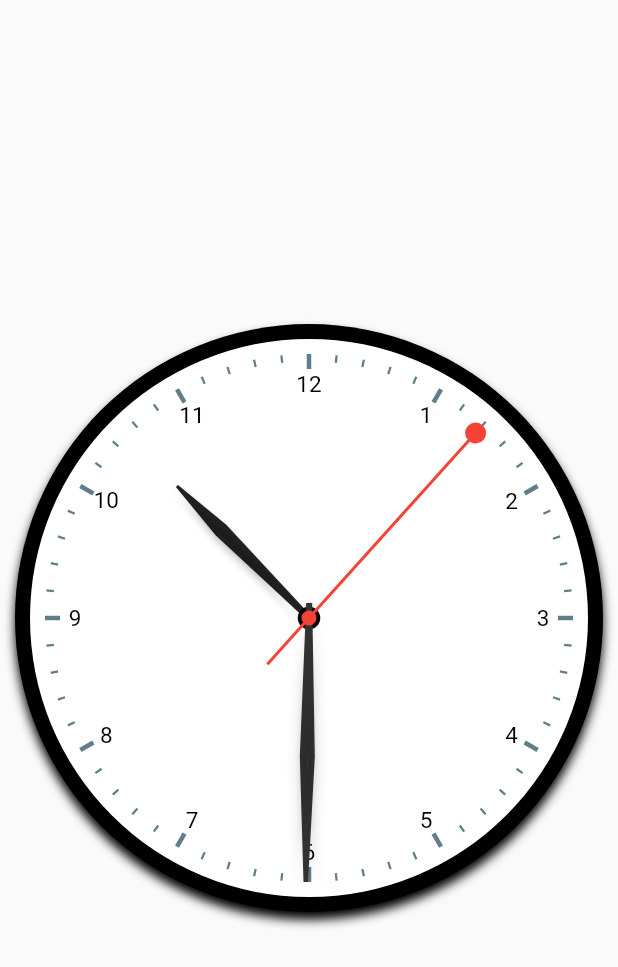
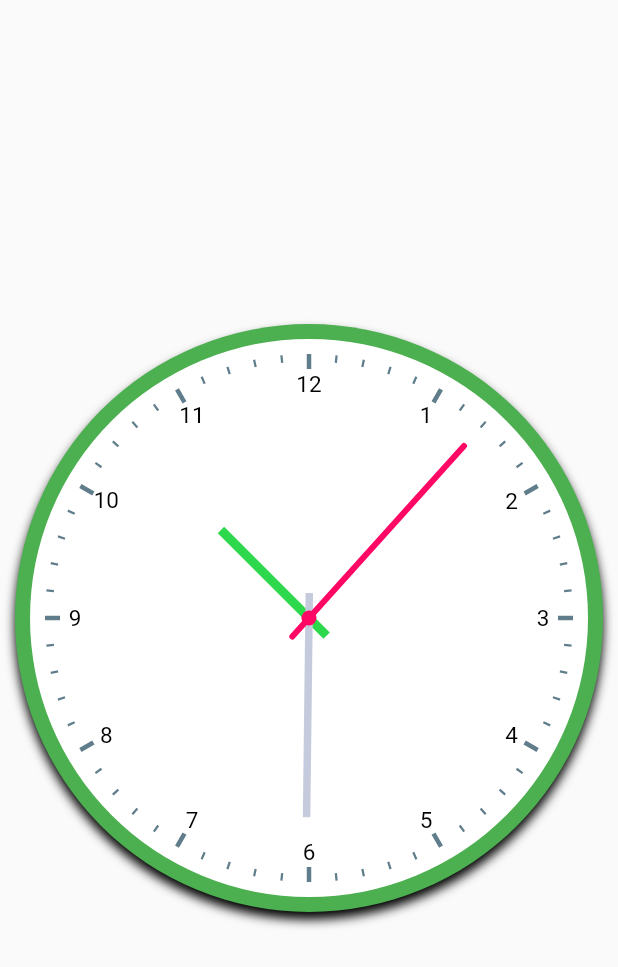
Before and after one commit to tianna1121/flutter_complex_ui, a Flutter app: the screen it shows after launch, on a phone screen of 412 x 824 dp. Shown: the top 967 px of the screen. Run offline on Flutter 3.47's test engine with Material 2 defaults, Android fonts, the phone set to English and light mode, and no system bars.

Commit message:
switch the clock hand style to material

```diff
--- a/lib/clock.dart
+++ b/lib/clock.dart
@@ -64,18 +64,7 @@ class _Clock extends State<Clock> {
   Widget build(BuildContext context) {
     return new AspectRatio(
       aspectRatio: 1.0,
-      child: (widget.showBellsAndLegs)
-          ? new Stack(children: <Widget>[
-              new Container(
-                width: double.infinity,
-                child: new CustomPaint(
-                  painter: new BellsAndLegsPainter(
-                      bellColor: widget.bellColor, legColor: widget.legColor),
-                ),
-              ),
-              buildClockCircle(context)
-            ])
-          : buildClockCircle(context),
+      child: buildClockCircle(context),
     );
   }
 
@@ -94,82 +83,8 @@ class _Clock extends State<Clock> {
       ),
       child: new ClockFace(
         clockText: widget.clockText,
-        showHourHandleHeartShape: widget.showHourHandleHeartShape,
         dateTime: dateTime,
       ),
     );
   }
 }
-
-class BellsAndLegsPainter extends CustomPainter {
-  final Color bellColor;
-  final Color legColor;
-  final Paint bellPaint;
-  final Paint legPaint;
-
-  BellsAndLegsPainter(
-      {this.bellColor = const Color(0xFF333333),
-      this.legColor = const Color(0xFF555555)})
-      : bellPaint = new Paint(),
-        legPaint = new Paint() {
-    bellPaint.color = bellColor;
-    bellPaint.style = PaintingStyle.fill;
-
-    legPaint.color = legColor;
-    legPaint.style = PaintingStyle.stroke;
-    legPaint.strokeWidth = 10.0;
-    legPaint.strokeCap = StrokeCap.round;
-  }
-
-  @override
-  void paint(Canvas canvas, Size size) {
-    final radius = size.width / 2;
-    canvas.save();
-
-    canvas.translate(radius, radius);
-
-    //draw the handle
-    Path path = new Path();
-    path.moveTo(-60.0, -radius - 10);
-    path.lineTo(-50.0, -radius - 50);
-    path.lineTo(50.0, -radius - 50);
-    path.lineTo(60.0, -radius - 10);
-
-    canvas.drawPath(path, legPaint);
-
-    //draw right bell and left leg
-    canvas.rotate(2 * pi / 12);
-    drawBellAndLeg(radius, canvas);
-
-    //draw left bell and right leg
-    canvas.rotate(-4 * pi / 12);
-    drawBellAndLeg(radius, canvas);
-
-    canvas.restore();
-  }
-
-  //helps draw the leg and bell
-  void drawBellAndLeg(radius, canvas) {
-    //bell
-    Path path1 = new Path();
-    path1.moveTo(-55.0, -radius - 5);
-    path1.lineTo(55.0, -radius - 5);
-    path1.quadraticBezierTo(0.0, -radius - 75, -55.0, -radius - 10);
-
-    //leg
-    Path path2 = new Path();
-    path2.addOval(new Rect.fromCircle(
-        center: new Offset(0.0, -radius - 50), radius: 3.0));
-    path2.moveTo(0.0, -radius - 50);
-    path2.lineTo(0.0, radius + 20);
-
-    //draw the bell on top on the leg
-    canvas.drawPath(path2, legPaint);
-    canvas.drawPath(path1, bellPaint);
-  }
-
-  @override
-  bool shouldRepaint(CustomPainter oldDelegate) {
-    return false;
-  }
-}
--- a/lib/clock_face.dart
+++ b/lib/clock_face.dart
@@ -6,12 +6,8 @@ import './clock_hands.dart';
 class ClockFace extends StatelessWidget {
   final DateTime dateTime;
   final ClockText clockText;
-  final bool showHourHandleHeartShape;
 
-  ClockFace(
-      {this.clockText = ClockText.arabic,
-      this.showHourHandleHeartShape = false,
-      this.dateTime});
+  ClockFace({this.clockText = ClockText.arabic, this.dateTime});
 
   @override
   Widget build(BuildContext context) {
@@ -37,21 +33,9 @@ class ClockFace extends StatelessWidget {
                 ),
               ),
 
-              //centerpoint
-              new Center(
-                child: new Container(
-                  width: 15.0,
-                  height: 15.0,
-                  decoration: new BoxDecoration(
-                    shape: BoxShape.circle,
-                    color: Colors.black,
-                  ),
-                ),
+              new ClockHands(
+                dateTime: dateTime,
               ),
-
-              new ClockHands(
-                  dateTime: dateTime,
-                  showHourHandleHeartShape: showHourHandleHeartShape),
             ],
           ),
         ),
--- a/lib/clock_hands.dart
+++ b/lib/clock_hands.dart
@@ -21,9 +21,9 @@ class ClockHands extends StatelessWidget {
             child: new Stack(fit: StackFit.expand, children: <Widget>[
               new CustomPaint(
                 painter: new HourHandPainter(
-                    hours: dateTime.hour,
-                    minutes: dateTime.minute,
-                    showHeartShape: showHourHandleHeartShape),
+                  hours: dateTime.hour,
+                  minutes: dateTime.minute,
+                ),
               ),
               new CustomPaint(
                 painter: new MinuteHandPainter(
--- a/lib/hand_hour.dart
+++ b/lib/hand_hour.dart
@@ -2,63 +2,42 @@ import 'dart:math';
 
 import 'package:flutter/material.dart';
 
-
-class HourHandPainter extends CustomPainter{
-  final bool showHeartShape;
+class HourHandPainter extends CustomPainter {
   final Paint hourHandPaint;
   int hours;
   int minutes;
 
-  HourHandPainter({this.hours, this.minutes, this.showHeartShape = false}):hourHandPaint= new Paint(){
-    hourHandPaint.color= Colors.black87;
-    hourHandPaint.style= PaintingStyle.fill;
+  HourHandPainter({this.hours, this.minutes}) : hourHandPaint = new Paint() {
+    hourHandPaint.color = Color(0xff222d642);
+    hourHandPaint.style = PaintingStyle.stroke;
+    hourHandPaint.strokeWidth = 6.0;
+    hourHandPaint.strokeCap = StrokeCap.round;
   }
 
   @override
   void paint(Canvas canvas, Size size) {
-    final radius = size.width/2;
+    final radius = size.width / 2;
     // To draw hour hand
     canvas.save();
 
     canvas.translate(radius, radius);
 
     //checks if hour is greater than 12 before calculating rotation
-    canvas.rotate(this.hours>=12?
-    2*pi*((this.hours-12)/12 + (this.minutes/720)):
-    2*pi*((this.hours/12)+ (this.minutes/720))
-    );
+    canvas.rotate(this.hours >= 12
+        ? 2 * pi * ((this.hours - 12) / 12 + (this.minutes / 720))
+        : 2 * pi * ((this.hours / 12) + (this.minutes / 720)));
 
-
-    Path path= new Path();
-
-    if (showHeartShape) {
-      //heart shape head for the hour hand
-      path.moveTo(0.0, -radius + radius*15.0/137.5);
-      path.quadraticBezierTo(radius*(-3.5)/137.5, -radius + radius*25.0/137.5, radius*(-15.0)/137.5, -radius + radius / 4);
-      path.quadraticBezierTo(
-          radius*(-20.0)/137.5, -radius + radius / 3, radius*(-7.5)/137.5, -radius + radius / 3);
-      path.lineTo(0.0, -radius + radius / 4);
-      path.lineTo(7.5, -radius + radius / 3);
-      path.quadraticBezierTo(
-          radius*(20.0)/137.5, -radius + radius / 3, radius*(15.0)/137.5, -radius + radius / 4);
-      path.quadraticBezierTo(radius*(3.5)/137.5, -radius + radius*(25.0)/137.5, 0.0, -radius + radius*15.0/137.5);
-    }
+    Path path = new Path();
 
     //hour hand stem
-    path.moveTo(-1.0, -radius+radius/4);
-    path.lineTo(-5.0, -radius+radius/2);
-    path.lineTo(-2.0, 0.0);
-    path.lineTo(2.0, 0.0);
-    path.lineTo(5.0, -radius+radius/2);
-    path.lineTo(1.0, -radius+radius/4);
+    path.moveTo(0.0, -radius * 0.5);
+    path.lineTo(0.0, radius * 0.1);
     path.close();
 
     canvas.drawPath(path, hourHandPaint);
     canvas.drawShadow(path, Colors.black, 2.0, false);
 
-
     canvas.restore();
-
   }
 
   @override
--- a/lib/hand_minute.dart
+++ b/lib/hand_minute.dart
@@ -2,44 +2,37 @@ import 'dart:math';
 
 import 'package:flutter/material.dart';
 
-
-
-
-class MinuteHandPainter extends CustomPainter{
+class MinuteHandPainter extends CustomPainter {
   final Paint minuteHandPaint;
   int minutes;
   int seconds;
 
-  MinuteHandPainter({this.minutes, this.seconds}):minuteHandPaint= new Paint(){
-    minuteHandPaint.color= const Color(0xFF333333);
-    minuteHandPaint.style= PaintingStyle.fill;
-
+  MinuteHandPainter({this.minutes, this.seconds})
+      : minuteHandPaint = new Paint() {
+    minuteHandPaint.color = const Color(0xffc5cbdd);
+    minuteHandPaint.style = PaintingStyle.stroke;
+    minuteHandPaint.strokeCap = StrokeCap.round;
+    minuteHandPaint.strokeWidth = 5.0;
   }
 
   @override
   void paint(Canvas canvas, Size size) {
-    final radius= size.width/2;
+    final radius = size.width / 2;
     canvas.save();
 
     canvas.translate(radius, radius);
 
-    canvas.rotate(2*pi*((this.minutes+(this.seconds/60))/60));
+    canvas.rotate(2 * pi * ((this.minutes + (this.seconds / 60)) / 60));
 
-    Path path= new Path();
-    path.moveTo(-1.5, -radius-10.0);
-    path.lineTo(-5.0, -radius/1.8);
-    path.lineTo(-2.0, 10.0);
-    path.lineTo(2.0, 10.0);
-    path.lineTo(5.0, -radius/1.8);
-    path.lineTo(1.5, -radius-10.0);
+    Path path = new Path();
+    path.moveTo(0.0, -radius * 0.8);
+    path.lineTo(0.0, radius * 0.1);
     path.close();
 
     canvas.drawPath(path, minuteHandPaint);
     canvas.drawShadow(path, Colors.black, 4.0, false);
 
-
     canvas.restore();
-
   }
 
   @override
--- a/lib/hand_second.dart
+++ b/lib/hand_second.dart
@@ -2,42 +2,40 @@ import 'dart:math';
 
 import 'package:flutter/material.dart';
 
-
-
-class SecondHandPainter extends CustomPainter{
+class SecondHandPainter extends CustomPainter {
   final Paint secondHandPaint;
   final Paint secondHandPointsPaint;
 
   int seconds;
 
-  SecondHandPainter({this.seconds}):
-        secondHandPaint= new Paint(),
-        secondHandPointsPaint= new Paint(){
-    secondHandPaint.color= Colors.red;
-    secondHandPaint.style= PaintingStyle.stroke;
-    secondHandPaint.strokeWidth= 2.0;
+  SecondHandPainter({this.seconds})
+      : secondHandPaint = new Paint(),
+        secondHandPointsPaint = new Paint() {
+    secondHandPaint.color = Color(0xffff0764);
+    secondHandPaint.style = PaintingStyle.stroke;
+    secondHandPaint.strokeWidth = 4.0;
+    secondHandPaint.strokeCap = StrokeCap.round;
 
-    secondHandPointsPaint.color=Colors.red;
-    secondHandPointsPaint.style= PaintingStyle.fill;
-
+    secondHandPointsPaint.color = Color(0xffff0764);
+    secondHandPointsPaint.style = PaintingStyle.fill;
   }
 
   @override
   void paint(Canvas canvas, Size size) {
-    final radius= size.width/2;
+    final radius = size.width / 2;
     canvas.save();
 
     canvas.translate(radius, radius);
 
-    canvas.rotate(2*pi*this.seconds/60);
+    canvas.rotate(2 * pi * this.seconds / 60);
 
-    Path path1= new Path();
+    Path path1 = new Path();
     Path path2 = new Path();
-    path1.moveTo(0.0, -radius );
-    path1.lineTo(0.0, radius/4);
+    path1.moveTo(0.0, -radius * 0.93);
+    path1.lineTo(0.0, radius * 0.1);
 
-    path2.addOval(new Rect.fromCircle(radius: 7.0, center: new Offset(0.0, -radius)));
-    path2.addOval(new Rect.fromCircle(radius: 5.0, center: new Offset(0.0, 0.0)));
+    path2.addOval(
+        new Rect.fromCircle(radius: 5.0, center: new Offset(0.0, 0.0)));
 
     canvas.drawPath(path1, secondHandPaint);
     canvas.drawPath(path2, secondHandPointsPaint);
--- a/lib/main.dart
+++ b/lib/main.dart
@@ -28,11 +28,11 @@ class AppClock extends StatelessWidget {
           mainAxisAlignment: MainAxisAlignment.center,
           children: <Widget>[
             new Clock(
-              circleColor: Colors.black,
-              showBellsAndLegs: false,
+              circleColor: Colors.green,
+              showBellsAndLegs: true,
               bellColor: Colors.green,
               clockText: ClockText.arabic,
-              showHourHandleHeartShape: false,
+              showHourHandleHeartShape: true,
             ),
           ],
         ),
```
